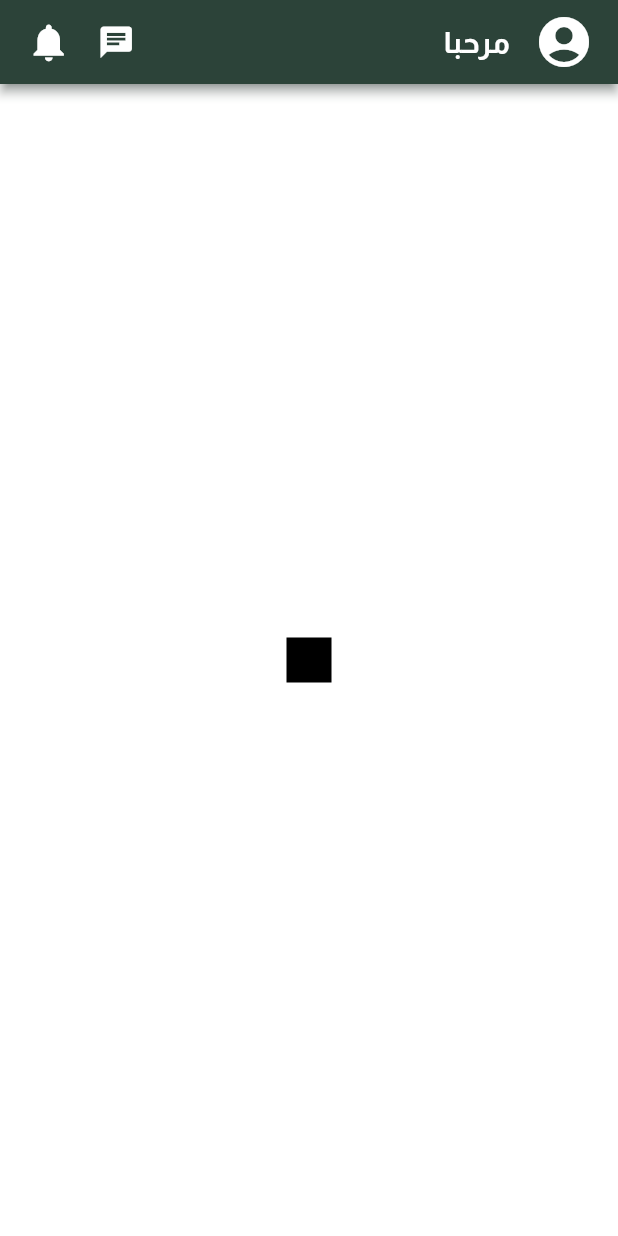
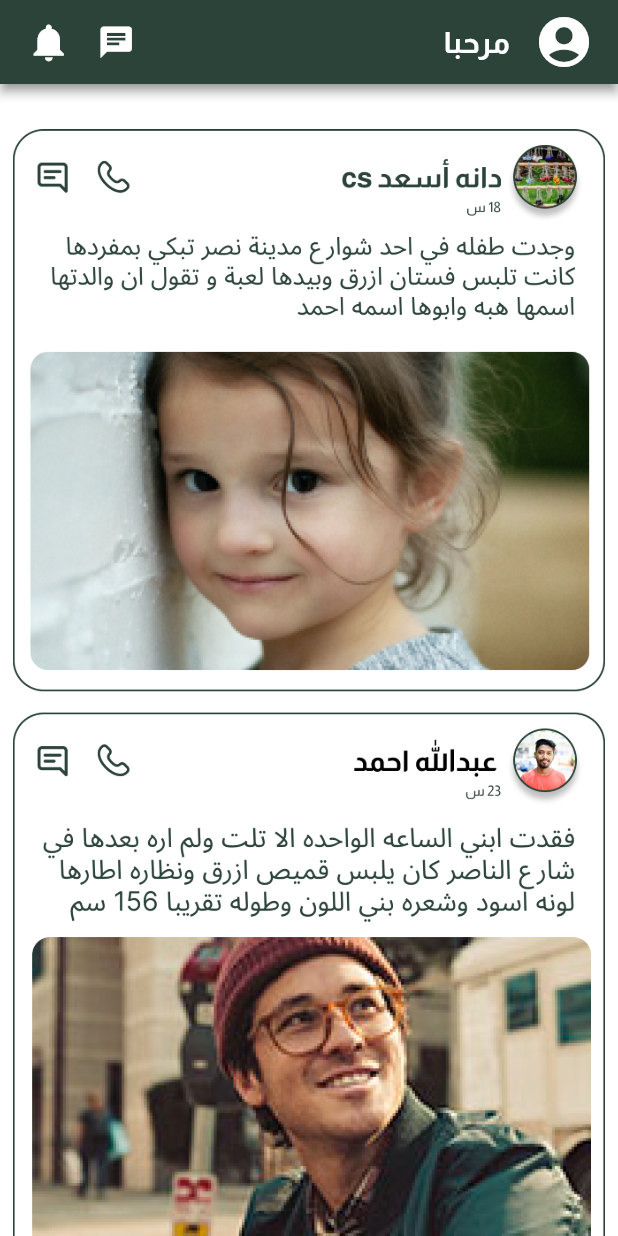
Before and after one commit to aishaAboalatta/solution-challenge-Eye, a Flutter app: the home screen opened directly, on a phone screen of 412 x 824 dp. Run offline on Flutter 3.47's test engine with Material 2 defaults, Android fonts, the light colour scheme and no system bars; our stand-ins replace another_flutter_splash_screen, cloud_firestore, country_picker, firebase_auth, firebase_core, firebase_storage and 10 more; missing offline and left inert: animated_widgets, google_maps_flutter_android, google_maps_flutter_platform_interface, google_maps_place_picker_mb, google_ml_kit, tflite_flutter; accounts and stored records are empty.

Commit message:
add home photo

```diff
--- a/eye/lib/home.dart
+++ b/eye/lib/home.dart
@@ -46,7 +46,20 @@ class _homeState extends State<home> {
     return Scaffold(
       backgroundColor: Colors.white,
       appBar: appBarHome(title: userName, context: context, photo: userPhoto),
-      body: Center(
+      body: Padding(
+        padding: const EdgeInsets.fromLTRB(8, 30, 8, 0),
+        child: SizedBox(
+          height: size.height,
+          width: size.width,
+          child: Image.asset(
+            alignment: Alignment.topCenter,
+            "assets/home.png",
+            fit: BoxFit.scaleDown,
+          ),
+        ),
+      ),
+
+      /* Center(
         child: GestureDetector(
             onTap: () {
               meth('a10.jpeg', 'a11.jpeg');
@@ -56,21 +69,8 @@ class _homeState extends State<home> {
               width: 30,
               color: Colors.black,
             )),
-        /*
-        child: GestureDetector(
-            onTap: () {
-              final FirebaseAuth auth = FirebaseAuth.instance;
-              final User? user = auth.currentUser;
-              String userId = user!.uid;
-              setUserPhoto(userId);
-              print("---------${userPhoto}");
-            },
-            child: Container(
-              height: 45,
-              width: 45,
-              color: Colors.black,
-            )),*/
-      ),
+
+      ),*/
     );
   }
 
```
Also changed, not shown: eye/assets/home.png (added).
